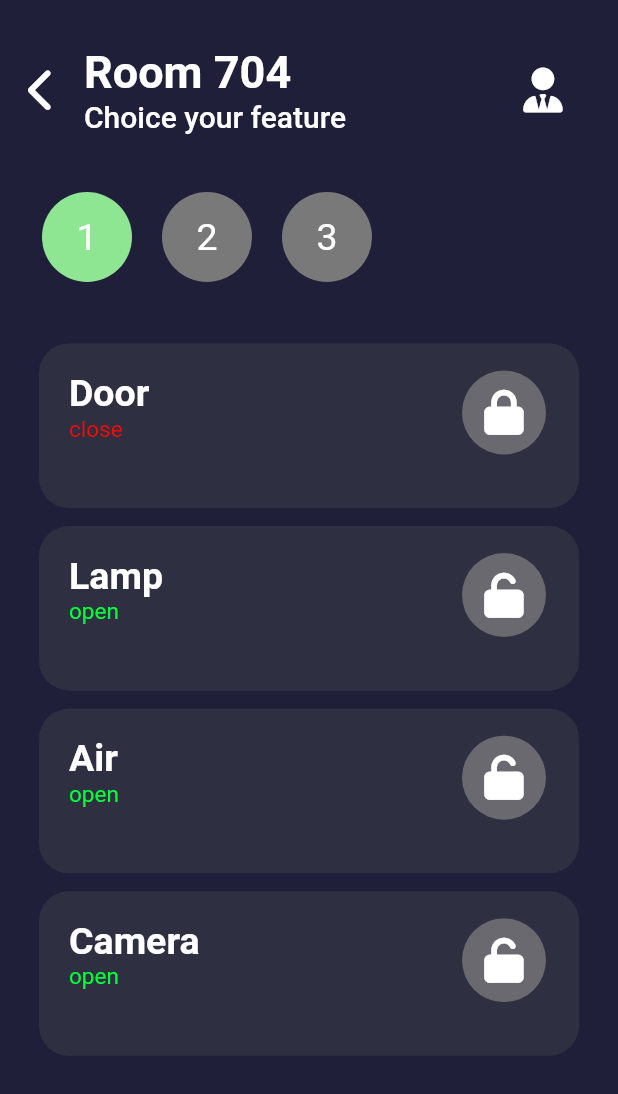
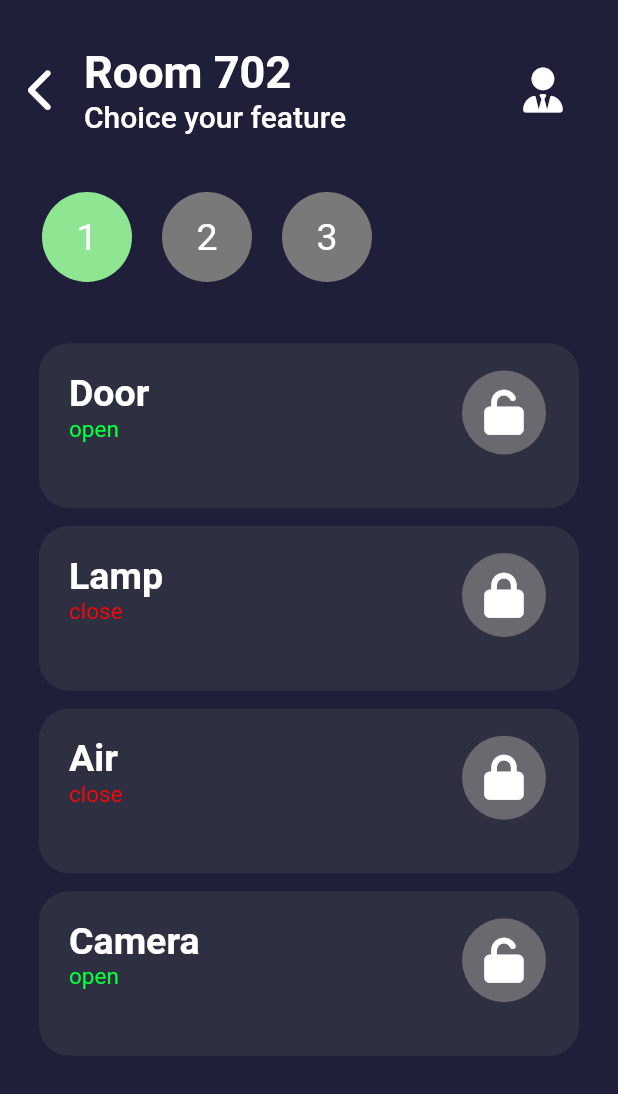
Before and after one commit to koonpech7/Sk-Mobile-App, a Flutter app: the SingleRoom screen opened directly, after a tap on "Door", on a phone screen of 412 x 824 dp. Shown: the top 1094 px of the screen. Run offline on Flutter 3.47's test engine with Material 2 defaults, Android fonts, the phone set to English and light mode, and no system bars; our stand-ins replace chewie, font_awesome_flutter, video_player; missing offline and left inert: mqtt_client; network calls fail; statements that could not run were skipped.

```diff
--- a/lib/screens/camerapages.dart
+++ b/lib/screens/camerapages.dart
@@ -26,7 +26,7 @@ class _CameraScreensState extends State<CameraScreens> {
 
   void _initPlayer() async {
     videoPlayerController = VideoPlayerController.network(
-        'https://32aa-202-44-35-79.ap.ngrok.io/stream/aefc49f7-e29b-4a84-bd42-7ba08e51f16d/channel/0/hls/live/index.m3u8');
+        'https://3304-223-24-168-39.ap.ngrok.io/stream/aefc49f7-e29b-4a84-bd42-7ba08e51f16d/channel/0/hls/live/index.m3u8');
     await Future.wait([videoPlayerController.initialize()]);
 
     chewieController = ChewieController(
--- a/lib/screens/index.dart
+++ b/lib/screens/index.dart
@@ -22,7 +22,6 @@ class _IndexScreenState extends State<IndexScreen> {
 
 
   List<Widget> _widgetOptions = <Widget>[
-    HomeScreens(),
     IndexRoom(),
     NotificationScreen(),
     UserScreens()
@@ -44,8 +43,6 @@ class _IndexScreenState extends State<IndexScreen> {
           BottomNavigationBarItem(
               icon: Icon(FontAwesomeIcons.houseChimney), label: "Home"),
           BottomNavigationBarItem(
-              icon: Icon(FontAwesomeIcons.peopleGroup), label: "Rooms"),
-          BottomNavigationBarItem(
               icon: Icon(FontAwesomeIcons.bell), label: "Notifications"),
           BottomNavigationBarItem(
               icon: Icon(FontAwesomeIcons.user), label: "Account"),
--- a/lib/screens/single_room.dart
+++ b/lib/screens/single_room.dart
@@ -18,21 +18,24 @@ class SingleRoom extends StatefulWidget {
 }
 
 class _SingleRoomState extends State<SingleRoom> {
-  // MQTTClientManager mqttClientManager = MQTTClientManager();
-  // final String pubTopic = "/Switch2";
-  // final String pubTopic2 = "/Lamp-702";
-  // final String pubTopic3 = "/Air";
-  // final String pubTopic4 = "/Camera44-702";
 
-  bool _doorstatus = false;
-  bool _lamp = false;
-  bool _air = false;
+  MQTTClientManager mqttClientManager = MQTTClientManager();
+  final String pubTopic = "/Door44-702";
+  final String pubTopic2 = "/Switch1";
+  final String pubTopic3 = "/Air";
+  final String pubTopic4 = "/Camera44-702";
+
+  final String subTopic = "/Update_Door44-702";
+
+  bool _doorstatus = true;
+  bool _lamp = true;
+  bool _air = true;
   bool _camera = false;
 
   @override
   void initState() {
-// setupMqttClient();
-//     setupUpdatesListener();
+    setupMqttClient();
+    setupUpdatesListener();
     super.initState();
   }
 
@@ -41,40 +44,50 @@ class _SingleRoomState extends State<SingleRoom> {
       case 1:
         setState(() {
           _doorstatus = !_doorstatus;
-          // if(_doorstatus){
-          //   mqttClientManager.publishMessage(
-          //   pubTopic, "off");
-          // }else{
-          //   mqttClientManager.publishMessage(
-          //   pubTopic, "on");}
+          if(_doorstatus){
+            mqttClientManager.publishMessage(
+            pubTopic, "off");
+          }else{
+            mqttClientManager.publishMessage(
+            pubTopic, "on");}
         });
         break;
       case 2:
         setState(() {
           _lamp = !_lamp;
-          //   mqttClientManager.publishMessage(
-          //   pubTopic, "702 Lamp is ${_lamp}");
+           if(_lamp){
+            mqttClientManager.publishMessage(
+            pubTopic2, "off");
+          }else{
+            mqttClientManager.publishMessage(
+            pubTopic2, "on");}
         });
         break;
 
       case 3:
         setState(() {
           _air = !_air;
-          // if(_air){
-          //   mqttClientManager.publishMessage(
-          //   pubTopic3, "off");
-          // }else{
-          //   mqttClientManager.publishMessage(
-          //   pubTopic3, "on");}
+          if(_air){
+            mqttClientManager.publishMessage(
+            pubTopic3, "off");
+          }else{
+            mqttClientManager.publishMessage(
+            pubTopic3, "on");}
         });
         break;
 
       case 4:
-        setState(() {
-          _camera = !_camera;
-          // mqttClientManager.publishMessage(
-          // pubTopic, "702 Camera is ${_camera}");
-        });
+        // setState(() {
+        //   _camera = !_camera;
+        //   mqttClientManager.publishMessage(
+        //   pubTopic, "702 Camera is ${_camera}");
+        // });
+         Navigator.push(
+                                      context,
+                                      MaterialPageRoute(
+                                          builder: (context) =>
+                                              const CameraScreens()),
+                                    );
         break;
 
       default:
@@ -98,7 +111,7 @@ class _SingleRoomState extends State<SingleRoom> {
     return Scaffold(
       backgroundColor: const Color(0xFF1F1F39),
       appBar: SKAppBar(
-        title: "Room 704",
+        title: "Room 702",
         subtitle: "Choice your feature",
         onPressed: () {
           Navigator.pop(context);
@@ -195,12 +208,7 @@ class _SingleRoomState extends State<SingleRoom> {
                                 radius: 30,
                                 child: IconButton(
                                   onPressed: () {
-                                    Navigator.push(
-                                      context,
-                                      MaterialPageRoute(
-                                          builder: (context) =>
-                                              const CameraScreens()),
-                                    );
+
                                   },
                                   icon: listKey[index].status!
                                       ? const Icon(FontAwesomeIcons.lock)
@@ -224,28 +232,35 @@ class _SingleRoomState extends State<SingleRoom> {
     );
   }
 
-  // Future<void> setupMqttClient() async {
-  //   await mqttClientManager.connect();
-  //   mqttClientManager.subscribe(pubTopic);
-  // }
+  Future<void> setupMqttClient() async {
+    await mqttClientManager.connect();
+    mqttClientManager.subscribe(subTopic);
+  }
 
-  // void setupUpdatesListener() {
-  //   mqttClientManager
-  //       .getMessagesStream()!
-  //       .listen((List<MqttReceivedMessage<MqttMessage?>>? c) {
-  //     final recMess = c![0].payload as MqttPublishMessage;
-  //     final pt =
-  //         MqttPublishPayload.bytesToStringAsString(recMess.payload.message);
-  //     print('MQTTClient::Message received on topic: <${c[0].topic}> is $pt\n');
-  //      final pt2 =
-  //         MqttPublishPayload.bytesToStringAsString(recMess.payload.message);
-  //     print('MQTTClient::Message received on topic: <${c[0].topic}> is $pt2\n');
-  //   });
-  // }
+  void setupUpdatesListener() {
+    mqttClientManager
+        .getMessagesStream()!
+        .listen((List<MqttReceivedMessage<MqttMessage?>>? c) {
+      final recMess = c![0].payload as MqttPublishMessage;
+      final publicMess =
+          MqttPublishPayload.bytesToStringAsString(recMess.payload.message);
+      // print('MQTTClient::Message received on topic: <${c[0].topic}> is $publicMess\n');
 
-  //  @override
-  // void dispose() {
-  //   mqttClientManager.disconnect();
-  //   super.dispose();
-  // }
+      if(publicMess=="On"){
+        setState(() {
+          _doorstatus = false;
+        });
+      }else if (publicMess=="Off"){
+        setState(() {
+          _doorstatus = true;
+        });
+      }
+    });
+  }
+
+   @override
+  void dispose() {
+    mqttClientManager.disconnect();
+    super.dispose();
+  }
 }
```
